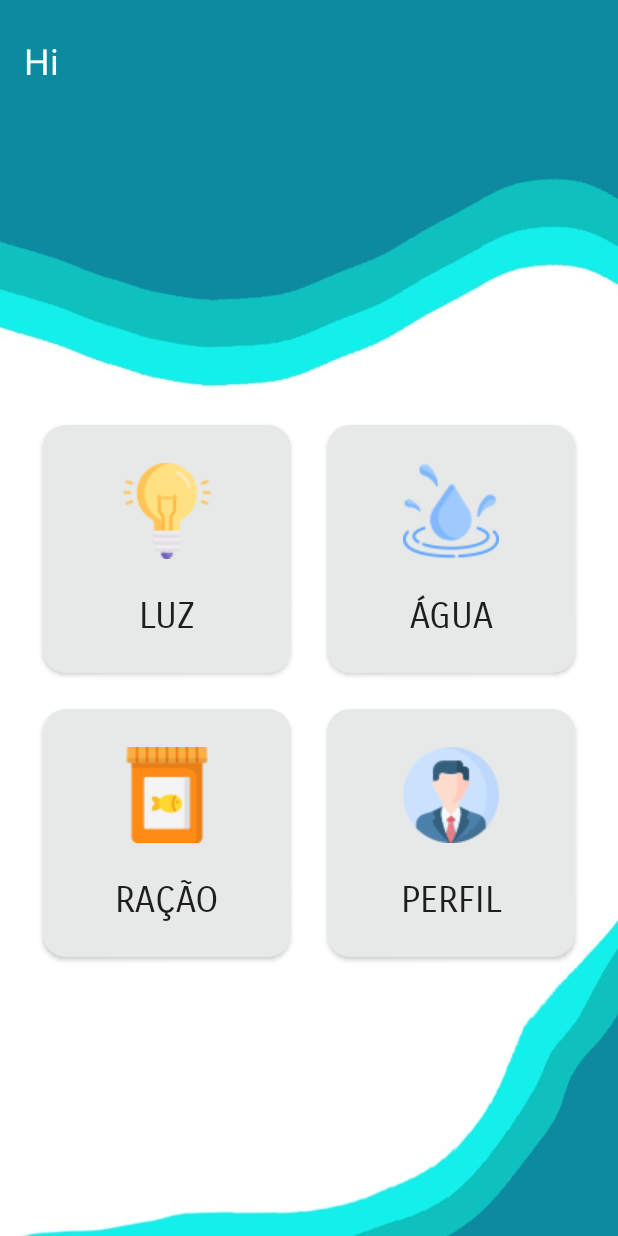
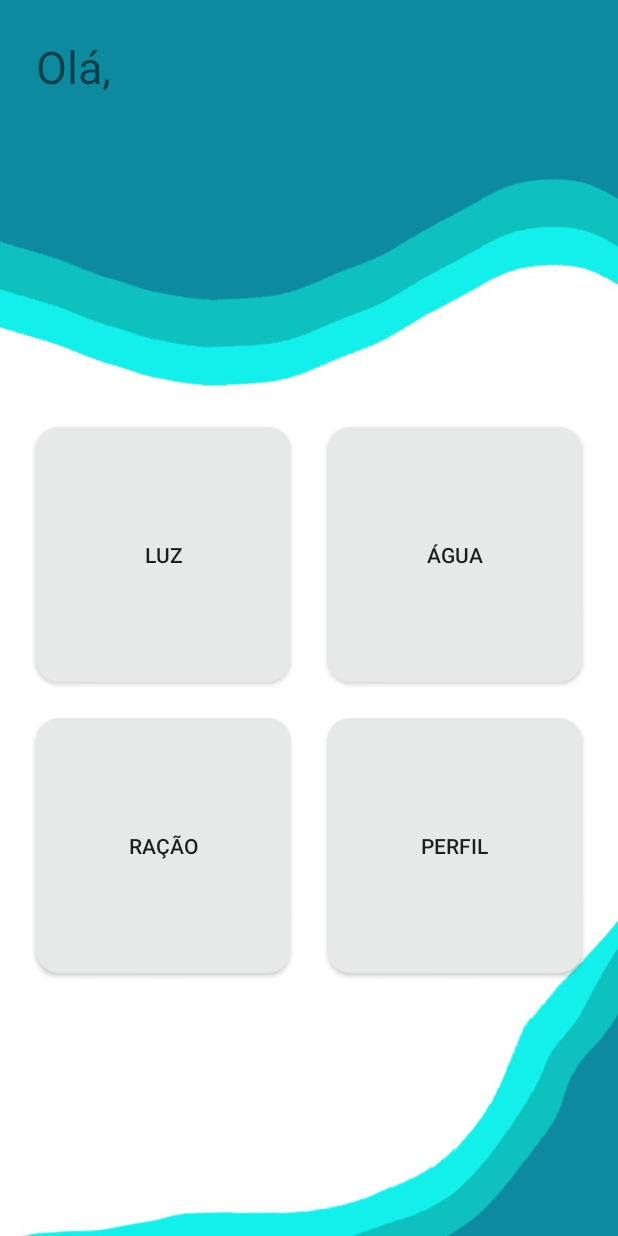
Before and after one commit to Aqua-Care/AquaCareApp, an Android app: the layout activity_main.xml on its own in the app's theme, with its tools: preview values and no code run, on a phone screen of 412 x 824 dp. Run offline under Robolectric (Android 15) with nearby library versions, the phone set to English and light mode, and no system bars.

Commit message:
22/11/2022

```diff
--- a/app/src/main/java/com/example/aquacareapp/LoginActivity.java
+++ b/app/src/main/java/com/example/aquacareapp/LoginActivity.java
@@ -3,7 +3,6 @@ package com.example.aquacareapp;
 import androidx.annotation.NonNull;
 import androidx.appcompat.app.AppCompatActivity;
 
-import android.annotation.SuppressLint;
 import android.content.Intent;
 import android.os.Bundle;
 import android.util.Patterns;
@@ -118,7 +117,7 @@ public class LoginActivity extends AppCompatActivity {
 
                     if (user.isEmailVerified()){
 
-                    startActivity(new Intent(LoginActivity.this, MainPrincipal.class));
+                    startActivity(new Intent(LoginActivity.this, MainActivity.class));
                     }
                     else {
                         user.sendEmailVerification();
--- a/app/src/main/res/layout/activity_main.xml
+++ b/app/src/main/res/layout/activity_main.xml
@@ -2,16 +2,18 @@
 <androidx.constraintlayout.widget.ConstraintLayout xmlns:android="http://schemas.android.com/apk/res/android"
     xmlns:app="http://schemas.android.com/apk/res-auto"
     xmlns:tools="http://schemas.android.com/tools"
-    android:id="@+id/drawer_layout"
     android:layout_width="match_parent"
     android:layout_height="match_parent"
     android:background="@drawable/bgmain"
-    android:fitsSystemWindows="false"
     tools:context=".MainActivity">
 
-    <androidx.constraintlayout.widget.ConstraintLayout
-        android:layout_width="match_parent"
-        android:layout_height="match_parent"
+    <LinearLayout
+        android:id="@+id/linearLayout11"
+        android:layout_width="wrap_content"
+        android:layout_height="wrap_content"
+        android:layout_marginStart="24dp"
+        android:layout_marginTop="24dp"
+        android:orientation="vertical"
         app:layout_constraintBottom_toBottomOf="parent"
         app:layout_constraintEnd_toEndOf="parent"
         app:layout_constraintHorizontal_bias="0.0"
@@ -19,116 +21,69 @@
         app:layout_constraintTop_toTopOf="parent"
         app:layout_constraintVertical_bias="0.0">
 
-        <TableLayout
-            android:layout_width="wrap_content"
+        <TextView
+            android:id="@+id/textView19"
+            android:layout_width="match_parent"
             android:layout_height="wrap_content"
-            app:layout_constraintBottom_toBottomOf="parent"
-            app:layout_constraintEnd_toEndOf="parent"
-            app:layout_constraintStart_toStartOf="parent"
-            app:layout_constraintTop_toBottomOf="@+id/linearLayout8">
+            android:text="Olá,"
+            android:textSize="30sp" />
 
-            <TableRow
-                android:layout_width="match_parent"
-                android:layout_height="match_parent">
+        <TextView
+            android:id="@+id/tvUserMain"
+            android:layout_width="match_parent"
+            android:layout_height="wrap_content"
+            android:textSize="33sp" />
+    </LinearLayout>
 
-                <androidx.appcompat.widget.AppCompatButton
-                    android:id="@+id/btLuzMain2"
-                    android:layout_width="165dp"
-                    android:layout_height="165dp"
-                    android:layout_margin="12dp"
-                    android:layout_weight="1"
-                    android:background="@drawable/bgbtmain"
-                    android:drawableTop="@drawable/lampada__5_"
-                    android:elevation="2dp"
-                    android:fontFamily="sans-serif-smallcaps"
-                    android:paddingTop="25dp"
-                    android:text="Luz"
-                    android:textAlignment="center"
-                    android:textSize="24sp"
-                    tools:ignore="ExtraText" />
+    <TableLayout
+        android:layout_width="wrap_content"
+        android:layout_height="wrap_content"
+        app:layout_constraintBottom_toBottomOf="parent"
+        app:layout_constraintEnd_toEndOf="parent"
+        app:layout_constraintStart_toStartOf="parent"
+        app:layout_constraintTop_toBottomOf="@+id/linearLayout11">
 
-                <androidx.appcompat.widget.AppCompatButton
-                    android:id="@+id/btAguaMain"
-                    android:layout_width="165dp"
-                    android:layout_height="165dp"
-                    android:layout_margin="12dp"
-                    android:layout_weight="1"
-                    android:background="@drawable/bgbtmain"
-                    android:drawableTop="@drawable/agua"
-                    android:elevation="2dp"
-                    android:fontFamily="sans-serif-smallcaps"
-                    android:paddingTop="25dp"
-                    android:text="ÁGUA"
-                    android:textSize="24sp" />
-            </TableRow>
+        <TableRow
+            android:layout_width="match_parent"
+            android:layout_height="match_parent">
 
-            <TableRow
-                android:layout_width="match_parent"
-                android:layout_height="match_parent">
+            <androidx.appcompat.widget.AppCompatButton
+                android:id="@+id/btLuzMain"
+                android:layout_width="170dp"
+                android:layout_height="170dp"
+                android:layout_margin="12dp"
+                android:background="@drawable/bgbtmain"
+                android:text="LUZ" />
 
-                <androidx.appcompat.widget.AppCompatButton
-                    android:id="@+id/btRacaoMain"
-                    android:layout_width="165dp"
-                    android:layout_height="165dp"
-                    android:layout_margin="12dp"
-                    android:layout_weight="1"
-                    android:background="@drawable/bgbtmain"
-                    android:drawableTop="@drawable/comida_de_peixe__2_"
-                    android:elevation="2dp"
-                    android:fontFamily="sans-serif-smallcaps"
-                    android:paddingTop="25dp"
-                    android:text="RAÇÃO"
-                    android:textSize="24sp" />
+            <androidx.appcompat.widget.AppCompatButton
+                android:id="@+id/btAguaMain"
+                android:layout_width="170dp"
+                android:layout_height="170dp"
+                android:layout_margin="12dp"
+                android:background="@drawable/bgbtmain"
+                android:text="ÁGUA" />
+        </TableRow>
 
-                <androidx.appcompat.widget.AppCompatButton
-                    android:id="@+id/btPerfilMain"
-                    android:layout_width="165dp"
-                    android:layout_height="165dp"
-                    android:layout_margin="12dp"
-                    android:layout_weight="1"
-                    android:background="@drawable/bgbtmain"
-                    android:drawableTop="@drawable/perfil"
-                    android:elevation="2dp"
-                    android:fontFamily="sans-serif-smallcaps"
-                    android:paddingTop="25dp"
-                    android:text="PERFIL"
-                    android:textSize="24sp" />
-            </TableRow>
+        <TableRow
+            android:layout_width="match_parent"
+            android:layout_height="match_parent">
 
-        </TableLayout>
+            <androidx.appcompat.widget.AppCompatButton
+                android:id="@+id/btRacaoMain"
+                android:layout_width="170dp"
+                android:layout_height="170dp"
+                android:layout_margin="12dp"
+                android:background="@drawable/bgbtmain"
+                android:text="RAÇÃO" />
 
-        <LinearLayout
-            android:id="@+id/linearLayout8"
-            android:layout_width="wrap_content"
-            android:layout_height="wrap_content"
-            android:layout_marginStart="16dp"
-            android:layout_marginTop="24dp"
-            android:orientation="vertical"
-            app:layout_constraintBottom_toBottomOf="parent"
-            app:layout_constraintEnd_toEndOf="parent"
-            app:layout_constraintHorizontal_bias="0.0"
-            app:layout_constraintStart_toStartOf="parent"
-            app:layout_constraintTop_toTopOf="parent"
-            app:layout_constraintVertical_bias="0.0">
+            <androidx.appcompat.widget.AppCompatButton
+                android:id="@+id/btPerfilMain"
+                android:layout_width="170dp"
+                android:layout_height="170dp"
+                android:layout_margin="12dp"
+                android:background="@drawable/bgbtmain"
+                android:text="PERFIL" />
+        </TableRow>
 
-            <TextView
-                android:id="@+id/textView7"
-                android:layout_width="wrap_content"
-                android:layout_height="wrap_content"
-                android:text="Hi"
-                android:textAlignment="textEnd"
-                android:textColor="@color/white"
-                android:textSize="24sp" />
-
-            <TextView
-                android:id="@+id/tvUsuario1Main"
-                android:layout_width="wrap_content"
-                android:layout_height="wrap_content"
-                android:textAlignment="textEnd"
-                android:textColor="@color/white"
-                android:textSize="30sp"
-                android:textStyle="bold" />
-        </LinearLayout>
-    </androidx.constraintlayout.widget.ConstraintLayout>
-
+    </TableLayout>
 </androidx.constraintlayout.widget.ConstraintLayout>
```
Also changed, not shown: app/src/main/AndroidManifest.xml (+1 -8 lines), app/src/main/java/com/example/aquacareapp/MainActivity.java (+22 -32 lines), app/src/main/java/com/example/aquacareapp/MainPrincipal.java (deleted, +0 -18 lines), app/src/main/res/layout/activity_main_principal.xml (deleted, +0 -90 lines).
